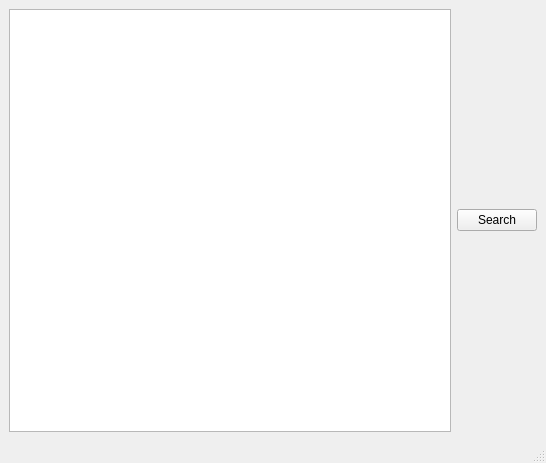
The window that testUpnp/src/mainWindow.ui (KDE/kopete) describes before a commit, drawn with Qt 5.
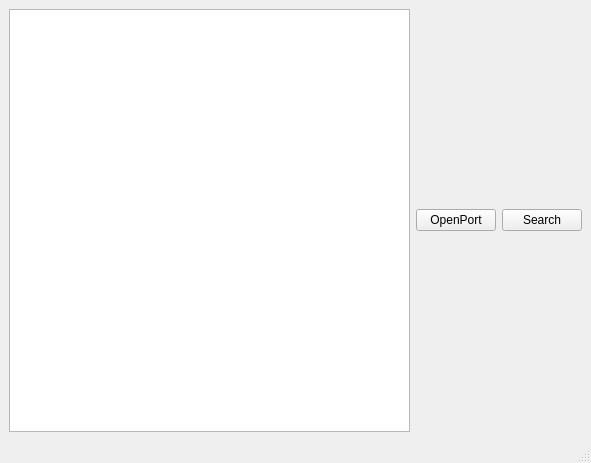
The same window after the commit.

Commit message: adding the new functionnality which permit open the port on firewall(to improve)

What changed in the file:
```diff
--- a/testUpnp/src/mainWindow.ui
+++ b/testUpnp/src/mainWindow.ui
@@ -5,7 +5,7 @@
    <rect>
     <x>0</x>
     <y>0</y>
-    <width>546</width>
+    <width>591</width>
     <height>463</height>
    </rect>
   </property>
@@ -17,6 +17,13 @@
     <item>
      <widget class="QTextEdit" name="text_mess" />
     </item>
+    <item>
+     <widget class="QPushButton" name="btOpen" >
+      <property name="text" >
+       <string>OpenPort</string>
+      </property>
+     </widget>
+    </item>
     <item>
      <widget class="QPushButton" name="btEnvoi" >
       <property name="text" >
```
Left out of the diff: 4 changed lines with no effect on the pictures. The commit also changes 9 other files.
